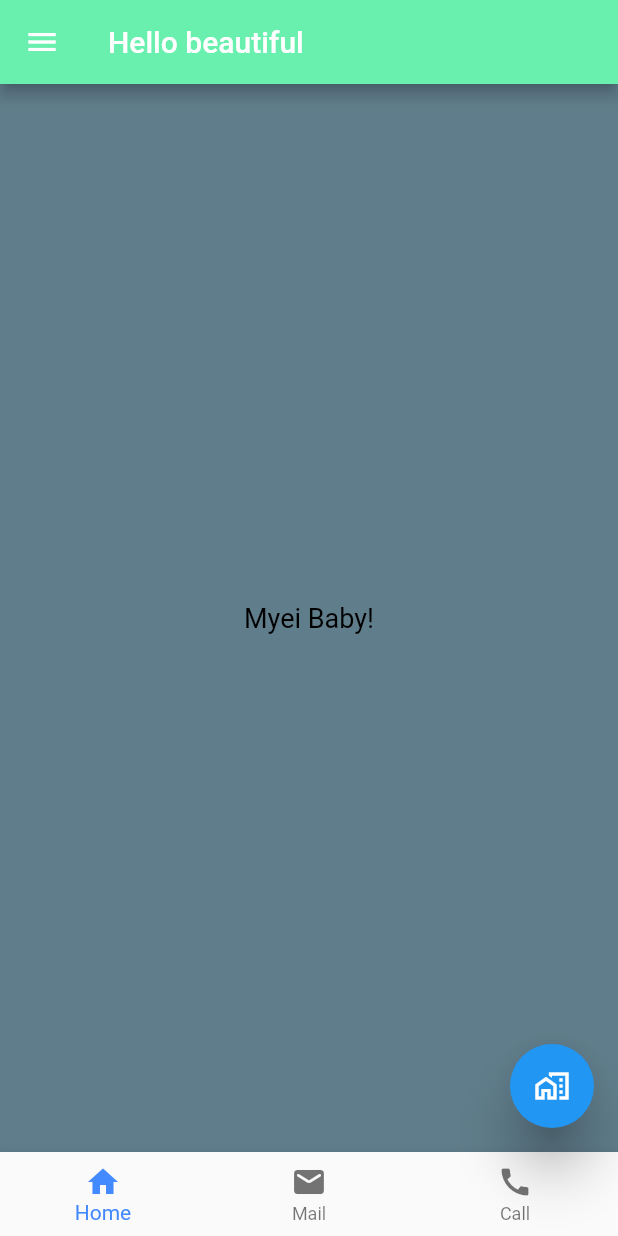
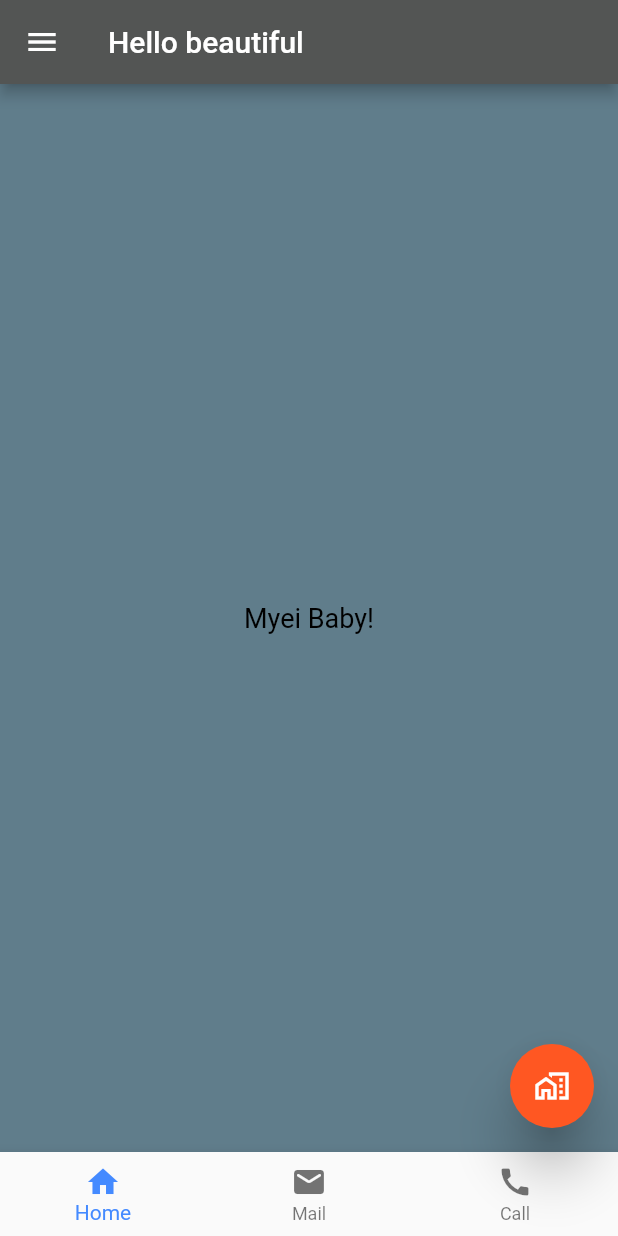
Before and after one commit to Zee-tech-oops/FlutterApp, a Flutter app: the HomePage screen opened directly, on a phone screen of 412 x 824 dp. Run offline on Flutter 3.47's test engine with Material 2 defaults, Android fonts, the phone set to English and light mode, and no system bars; our stand-ins replace google_fonts.

Commit message:
Second Commit

```diff
--- a/lib/homePage.dart
+++ /dev/null
@@ -1,71 +0,0 @@
-import 'package:flutter/material.dart';
-
-class HomePage extends StatelessWidget {
-  const HomePage({super.key});
-
-  @override
-  Widget build(BuildContext context) {
-    return Scaffold(
-
-        backgroundColor: Colors.blueGrey,
-
-        appBar: AppBar(
-          title: const Text("Hello beautiful"),
-          backgroundColor: Colors.greenAccent,
-        ),
-
-        body: Container(
-          // width: 200,
-          // height: 200,
-          // height: double.infinity,
-          // color: Color.fromARGB(76, 15, 34, 141),
-          margin: const EdgeInsets.all(20),
-          padding: const EdgeInsets.all(20),
-          child: const Center(
-            child: Text("Myei Baby!", style: TextStyle(color: Colors.black, fontSize: 18),),
-          )
-        ),
-
-        floatingActionButton: FloatingActionButton(
-          elevation: 15.0,
-          child: const Icon(Icons.maps_home_work_outlined),
-          onPressed: () {
-          //actions
-          },
-        ),
-
-        drawer: Drawer(
-          child: ListView(
-            children: const <Widget>[
-              DrawerHeader(
-                decoration: BoxDecoration(color: Color.fromARGB(255, 68, 63, 65)),
-                child: Text("Hello Pakistan",style: TextStyle(color: Color.fromARGB(255, 255, 255, 255),fontSize: 23),),
-              ),
-              ListTile(title: Text("Home"),),
-              ListTile(title: Text("Search"),)
-            ],
-          )
-        ),
-
-      bottomNavigationBar: BottomNavigationBar(
-        currentIndex: 0,
-        fixedColor: Colors.blueAccent,
-        items: const[
-          BottomNavigationBarItem(
-            label: "Home",
-            icon: Icon(Icons.home)),
-
-            BottomNavigationBarItem(
-              label: "Mail",
-              icon: Icon(Icons.mail_rounded)),
-
-            BottomNavigationBarItem(
-              label: "Call",
-              icon: Icon(Icons.call)),
-        ],
-        onTap: (int indexOfItem) {}),
-
-      );
-
-  }
-}
--- /dev/null
+++ b/lib/pages/homePage.dart
@@ -0,0 +1,82 @@
+import 'package:flutter/material.dart';
+
+class HomePage extends StatelessWidget {
+  const HomePage({super.key});
+
+  @override
+  Widget build(BuildContext context) {
+    return Scaffold(
+      //Properties of Scaffold
+
+      //01--> BackGround Color
+      backgroundColor: Colors.blueGrey,
+
+      //02--> AppBar
+      appBar: AppBar(
+        title: const Text("Hello beautiful"),
+        backgroundColor: Color.fromARGB(255, 83, 85, 84),
+      ),
+
+      //03--> Body
+      body: Container(
+        // width: 200,
+        // height: 200,
+        // height: double.infinity,
+        // color: Color.fromARGB(76, 15, 34, 141),
+        margin: const EdgeInsets.all(20),
+        padding: const EdgeInsets.all(20),
+        child: const Center(
+          child: Text("Myei Baby!", style: TextStyle(color: Colors.black, fontSize: 18),),
+        )
+      ),
+
+      //04--> Floating Action Button
+      floatingActionButton: FloatingActionButton(
+        elevation: 15.0,
+        child: const Icon(Icons.maps_home_work_outlined),
+        onPressed: () {
+        //actions
+        },
+      ),
+
+      //05--> Drawer
+      drawer: Drawer(
+        child: ListView(
+          children: const <Widget>[
+            DrawerHeader(
+              decoration: BoxDecoration(color: Color.fromARGB(255, 68, 63, 65)),
+              child: Text("Hello Pakistan",style: TextStyle(color: Color.fromARGB(255, 255, 255, 255),fontSize: 23),),
+            ),
+            ListTile(title: Text("Home"),),
+            ListTile(title: Text("Search"),)
+          ],
+        )
+      ),
+
+      //06--> Bottom Navigation Bar
+      bottomNavigationBar: BottomNavigationBar(
+        currentIndex: 0,
+        fixedColor: Colors.blueAccent,
+
+        items: const[
+          BottomNavigationBarItem(
+            label: "Home",
+            icon: Icon(Icons.home)),
+
+            BottomNavigationBarItem(
+              label: "Mail",
+              icon: Icon(Icons.mail_rounded)),
+
+            BottomNavigationBarItem(
+              label: "Call",
+              icon: Icon(Icons.call)),
+        ],
+
+        onTap: (int indexOfItem) {}
+
+      ),
+
+      );
+
+  }
+}
```
Also changed, not shown: lib/main.dart (+21 -3 lines), lib/pages/loginPage.dart (added, +56 -0 lines), pubspec.yaml (+5 -2 lines), flutter_01.png (deleted), pubspec.lock, 1 other file.
